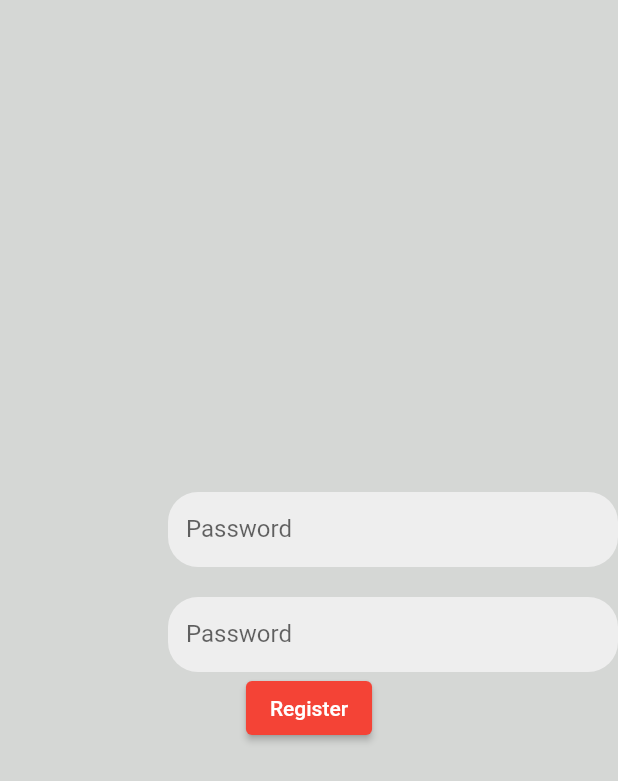
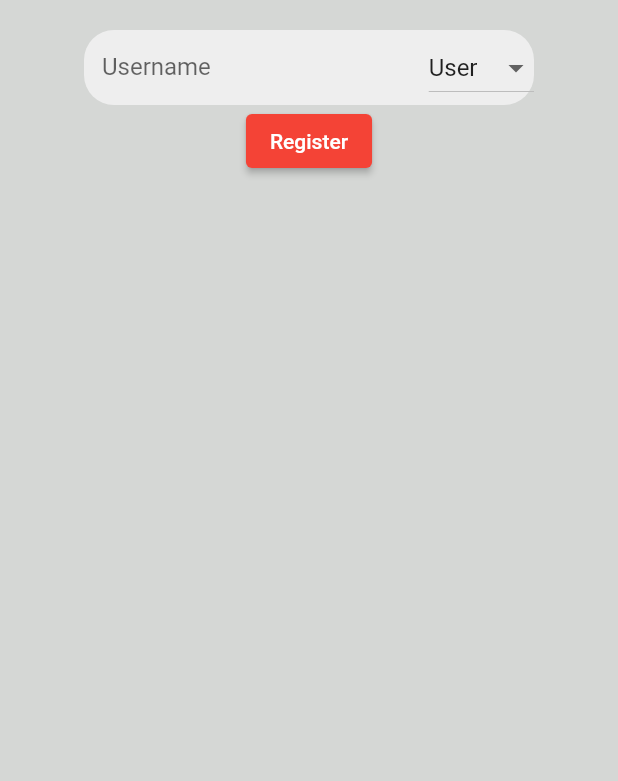
Before and after one commit to Isuranga-madushan/mishholdings, a Flutter app: the RegisterView screen opened directly, on a phone screen of 412 x 824 dp. Shown: the top 781 px of the screen. Run offline on Flutter 3.47's test engine with Material 2 defaults, Android fonts, the light colour scheme and no system bars.

Commit message:
add drop down

```diff
--- a/lib/views/register_view.dart
+++ b/lib/views/register_view.dart
@@ -1,7 +1,8 @@
 import 'package:flutter/material.dart';
 import 'package:hardwere/views/sign_in_view.dart';
 
-import '../widgets/text_field.dart';
+import '../widgets/drop_down.dart';
+
 
 class RegisterView extends StatefulWidget {
   const RegisterView({Key? key}) : super(key: key);
@@ -11,24 +12,29 @@ class RegisterView extends StatefulWidget {
 }
 
 class _RegisterViewState extends State<RegisterView> {
+  final TextEditingController _usernameController = TextEditingController();
+  final TextEditingController _passwordController = TextEditingController();
+  String _selectedRole = 'User';
+  final List<String> _roleOptions = ['User', 'Admin', 'Guest'];
   @override
   Widget build(BuildContext context) {
     return Scaffold(
       backgroundColor: Color(0xffD5D7D5),
       body: Column(
-        mainAxisAlignment: MainAxisAlignment.center,
-        crossAxisAlignment: CrossAxisAlignment.end,
+
         children: [
-          CustomTextField(
-            labelText: 'Password',
-            hintText: 'Enter your password',
 
-          ),
           SizedBox(height: 20,),
-          CustomTextField(
-            labelText: 'Password',
-            hintText: 'Enter your password',
-
+          CustomTextFieldWithDropdown(
+            controller: _usernameController,
+            labelText: 'Username',
+            hintText: 'Enter your username',
+            keyboardType: TextInputType.emailAddress,
+            dropdownItems: _roleOptions,
+            selectedDropdownValue: _selectedRole,
+            onDropdownChanged: (newValue) {
+              _selectedRole = newValue;
+            },
           ),
           Align(
               alignment: Alignment.center,
--- /dev/null
+++ b/lib/widgets/drop_down.dart
@@ -0,0 +1,74 @@
+import 'package:flutter/material.dart';
+
+
+
+class CustomTextFieldWithDropdown extends StatefulWidget {
+  final TextEditingController controller;
+  final String labelText;
+  final String hintText;
+  final bool obscureText;
+  final TextInputType keyboardType;
+  final List<String> dropdownItems;
+  String selectedDropdownValue; // Not final
+  final ValueChanged<String> onDropdownChanged;
+
+  CustomTextFieldWithDropdown({
+    required this.controller,
+    required this.labelText,
+    required this.hintText,
+    this.obscureText = false,
+    this.keyboardType = TextInputType.text,
+    required this.dropdownItems,
+    required this.selectedDropdownValue,
+    required this.onDropdownChanged,
+  });
+
+  @override
+  _CustomTextFieldWithDropdownState createState() =>
+      _CustomTextFieldWithDropdownState();
+}
+
+class _CustomTextFieldWithDropdownState
+    extends State<CustomTextFieldWithDropdown> {
+  @override
+  Widget build(BuildContext context) {
+    return Container(
+      width: 300, // Set your desired width
+      height: 50,
+      child: TextFormField(
+        controller: widget.controller,
+        obscureText: widget.obscureText,
+        keyboardType: widget.keyboardType,
+        decoration: InputDecoration(
+          labelText: widget.labelText,
+          hintText: widget.hintText,
+          filled: true,
+          fillColor: Colors.grey[200],
+          border: OutlineInputBorder(
+            borderRadius: BorderRadius.circular(20),
+            borderSide: BorderSide.none,
+          ),
+          suffixIcon: DropdownButton<String>(
+            value: widget.selectedDropdownValue,
+            onChanged: (newValue) {
+              setState(() {
+                widget.selectedDropdownValue = newValue!;
+                widget.controller.text = newValue; // Update the text field's value
+                widget.onDropdownChanged(newValue);
+              });
+            },
+            items: widget.dropdownItems.map<DropdownMenuItem<String>>(
+                  (String value) {
+                return DropdownMenuItem<String>(
+                  value: value,
+                  child: Text(value),
+                );
+              },
+            ).toList(),
+          ),
+          floatingLabelBehavior: FloatingLabelBehavior.never,
+        ),
+      ),
+    );
+  }
+}
```
